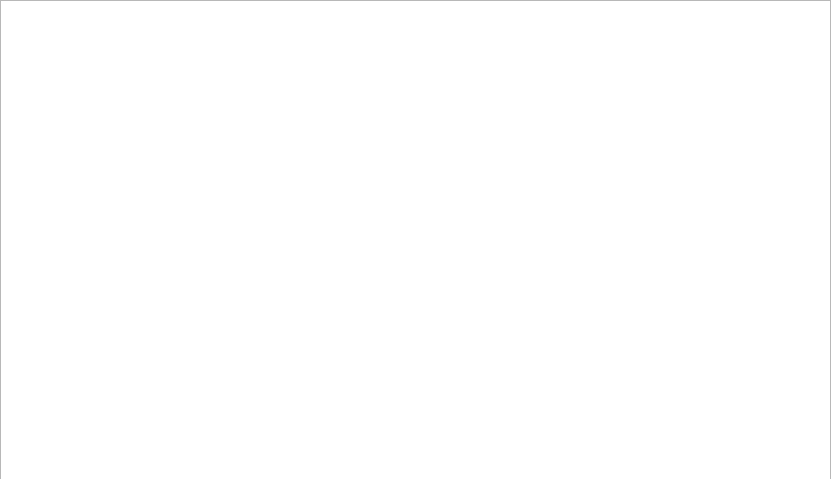
Old version of the form windows/windowhelp.ui in the repository KyryIx/Helena.
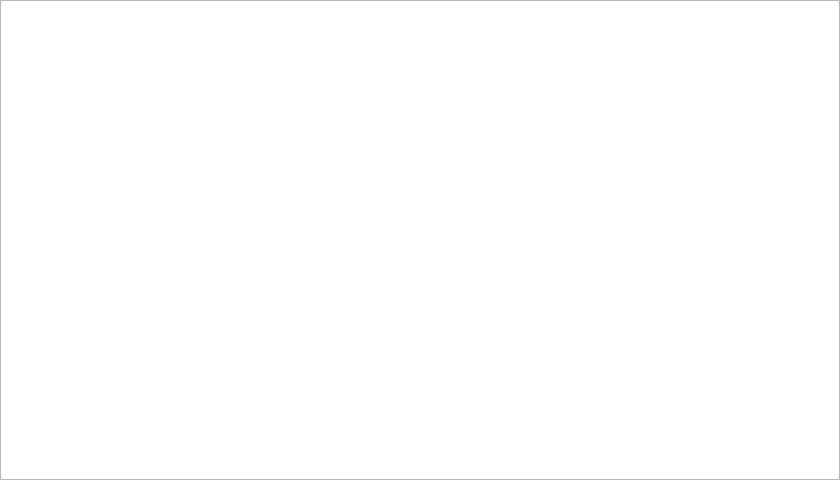
New version of the form. Icons and pictures are not drawn.

The edit to the form file:
```diff
--- a/windows/windowhelp.ui
+++ b/windows/windowhelp.ui
@@ -6,20 +6,20 @@
    <rect>
     <x>0</x>
     <y>0</y>
-    <width>831</width>
-    <height>479</height>
+    <width>840</width>
+    <height>480</height>
    </rect>
   </property>
   <property name="minimumSize">
    <size>
-    <width>831</width>
-    <height>479</height>
+    <width>10</width>
+    <height>10</height>
    </size>
   </property>
   <property name="maximumSize">
    <size>
-    <width>831</width>
-    <height>479</height>
+    <width>3000</width>
+    <height>3000</height>
    </size>
   </property>
   <property name="windowTitle">
@@ -34,10 +34,22 @@
     <rect>
      <x>0</x>
      <y>0</y>
-     <width>831</width>
-     <height>481</height>
+     <width>840</width>
+     <height>480</height>
     </rect>
    </property>
+   <property name="minimumSize">
+    <size>
+     <width>840</width>
+     <height>480</height>
+    </size>
+   </property>
+   <property name="maximumSize">
+    <size>
+     <width>840</width>
+     <height>480</height>
+    </size>
+   </property>
    <property name="html">
     <string>&lt;!DOCTYPE HTML PUBLIC &quot;-//W3C//DTD HTML 4.0//EN&quot; &quot;http://www.w3.org/TR/REC-html40/strict.dtd&quot;&gt;
 &lt;html&gt;&lt;head&gt;&lt;meta name=&quot;qrichtext&quot; content=&quot;1&quot; /&gt;&lt;style type=&quot;text/css&quot;&gt;
```
